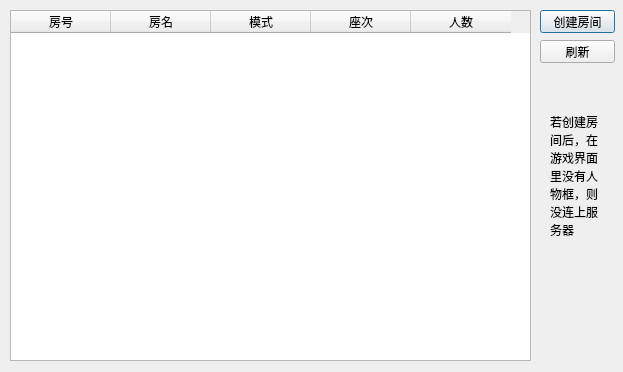
Before: the Qt Designer form client/Lobby.ui in chntujia/CodfiyAsteriatedGrailClient, drawn with Qt 5.
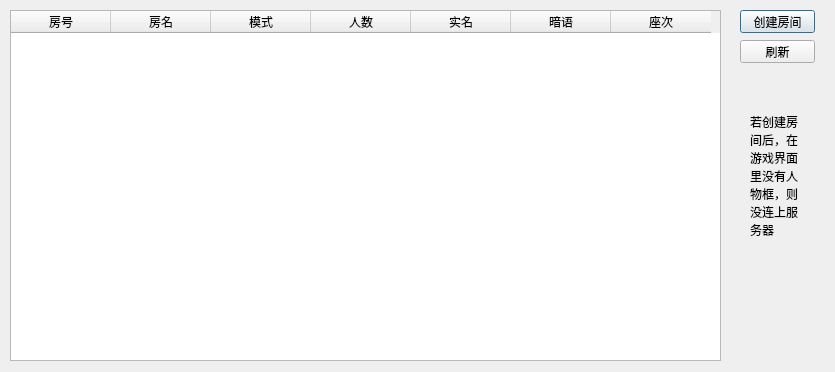
After: the same form once the commit is applied.

```diff
--- a/client/Lobby.ui
+++ b/client/Lobby.ui
@@ -6,7 +6,7 @@
    <rect>
     <x>0</x>
     <y>0</y>
-    <width>623</width>
+    <width>835</width>
     <height>372</height>
    </rect>
   </property>
@@ -18,9 +18,15 @@
     <rect>
      <x>10</x>
      <y>10</y>
+     <width>711</width>
+     <height>351</height>
+    </rect>
+   </property>
+   <property name="minimumSize">
+    <size>
      <width>521</width>
      <height>351</height>
-    </rect>
+    </size>
    </property>
    <property name="sortingEnabled">
     <bool>true</bool>
@@ -40,21 +46,31 @@
      <string>模式</string>
     </property>
    </column>
-   <column>
-    <property name="text">
-     <string>座次</string>
-    </property>
-   </column>
    <column>
     <property name="text">
      <string>人数</string>
     </property>
    </column>
+   <column>
+    <property name="text">
+     <string>实名</string>
+    </property>
+   </column>
+   <column>
+    <property name="text">
+     <string>暗语</string>
+    </property>
+   </column>
+   <column>
+    <property name="text">
+     <string>座次</string>
+    </property>
+   </column>
   </widget>
   <widget class="QPushButton" name="createButton">
    <property name="geometry">
     <rect>
-     <x>540</x>
+     <x>740</x>
      <y>10</y>
      <width>75</width>
      <height>23</height>
@@ -67,7 +83,7 @@
   <widget class="QPushButton" name="refreshButton">
    <property name="geometry">
     <rect>
-     <x>540</x>
+     <x>740</x>
      <y>40</y>
      <width>75</width>
      <height>23</height>
@@ -80,7 +96,7 @@
   <widget class="QLabel" name="label">
    <property name="geometry">
     <rect>
-     <x>550</x>
+     <x>750</x>
      <y>80</y>
      <width>54</width>
      <height>191</height>
```
